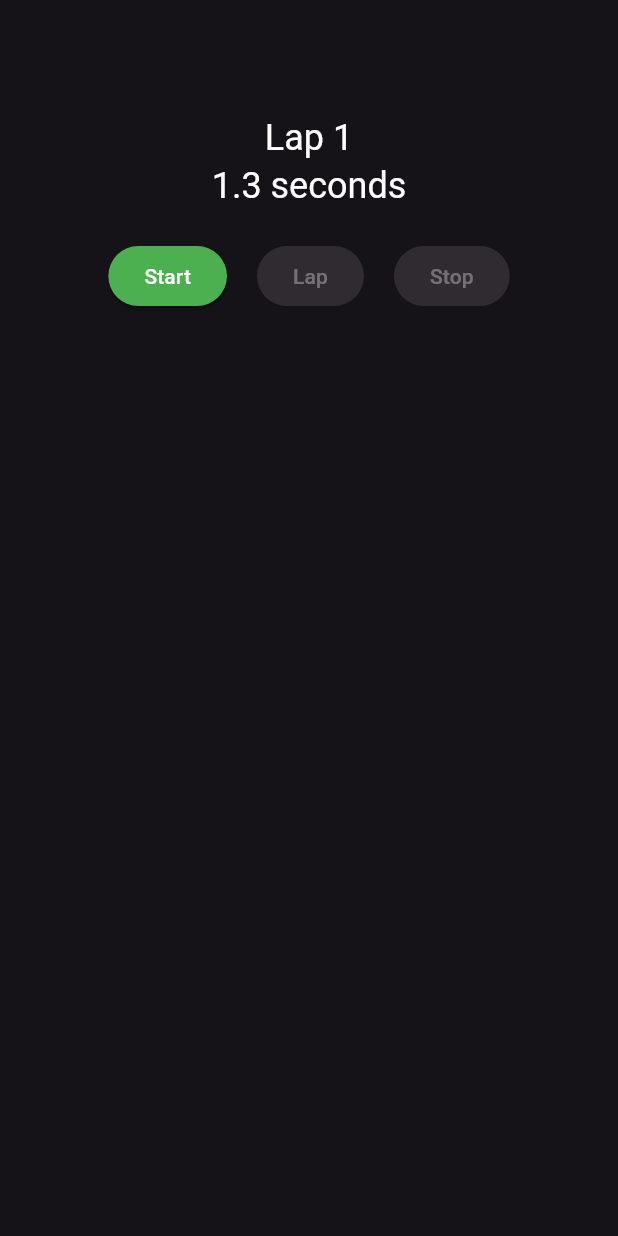
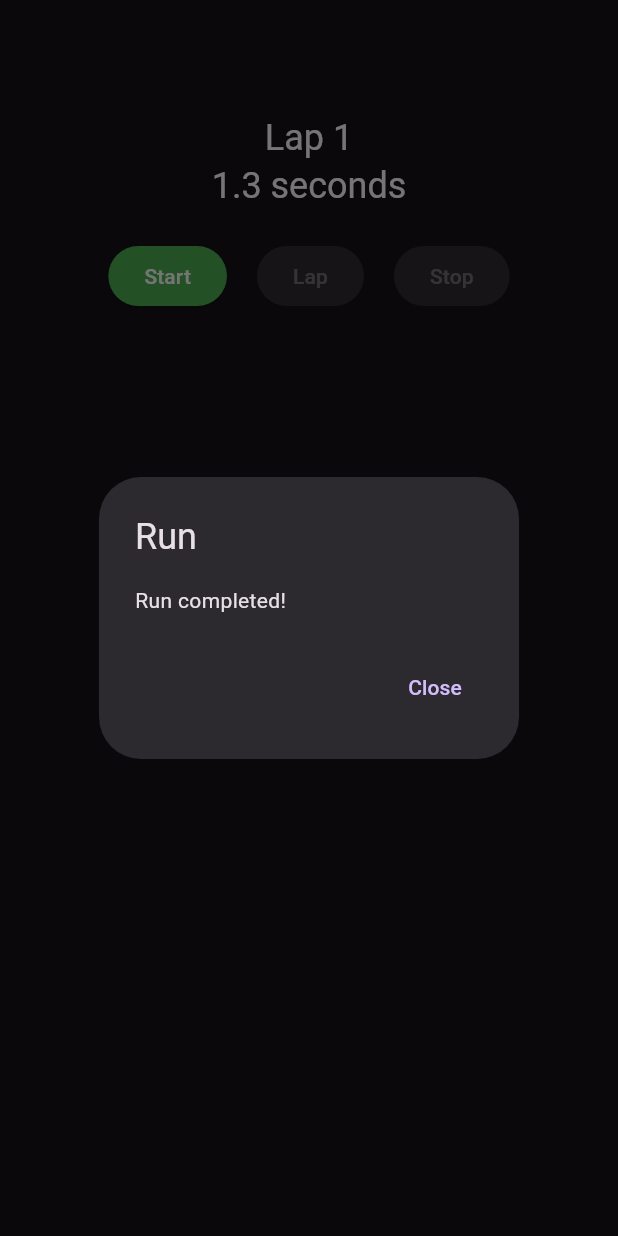
Before and after one commit to zenoplex/flutter-sandbox, a Flutter app: the StopWatch screen opened directly with empty values, after a tap on "Start", after a tap on "Stop", on a phone screen of 412 x 824 dp. Run offline on Flutter 3.47's test engine with Material 3 defaults, Android fonts, the phone set to English and light mode, and no system bars; our stand-ins replace cloud_firestore, firebase_analytics, firebase_auth, firebase_core, firebase_messaging, firebase_storage and 7 more; missing offline and left inert: firebase_ui_auth, firebase_ui_oauth_google, flutter_config; accounts and stored records are empty; generated files the repository leaves out were written again; statements that could not run were skipped.

Commit message:
feat: Add platform alert to indicate completion of run in stopwatch.dart

```diff
--- a/lib/pages/stopwatch/stopwatch.dart
+++ b/lib/pages/stopwatch/stopwatch.dart
@@ -1,6 +1,7 @@
 import 'dart:async';
 
 import 'package:flutter/material.dart';
+import 'package:flutter_sandbox/pages/stopwatch/platform_alert.dart';
 
 class StopWatch extends StatefulWidget {
   final String name;
@@ -51,6 +52,8 @@ class _StopWatchState extends State<StopWatch> {
     Future.delayed(const Duration(seconds: 3), () async {
       controller.close();
     });
+
+    const PlatformAlert(message: 'Run completed!', title: 'Run').show(context);
   }
 
   Widget _buildRunCompleteSheet(BuildContext context) {
```
Also changed, not shown: lib/pages/stopwatch/platform_alert.dart (renamed from lib/platform_alert.dart).
